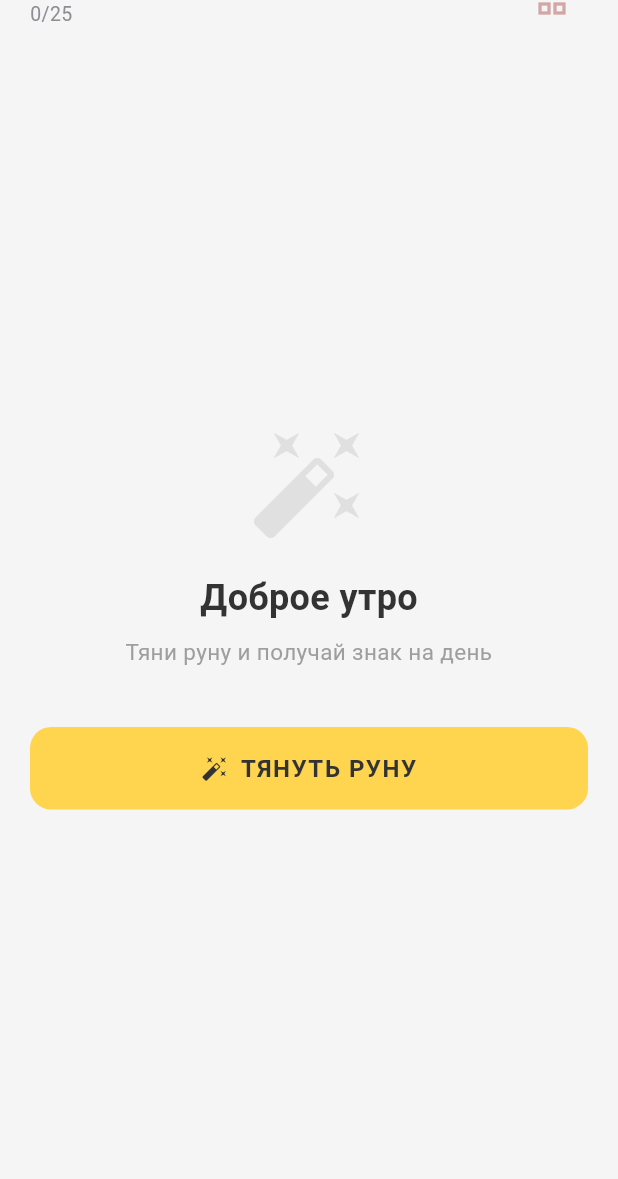
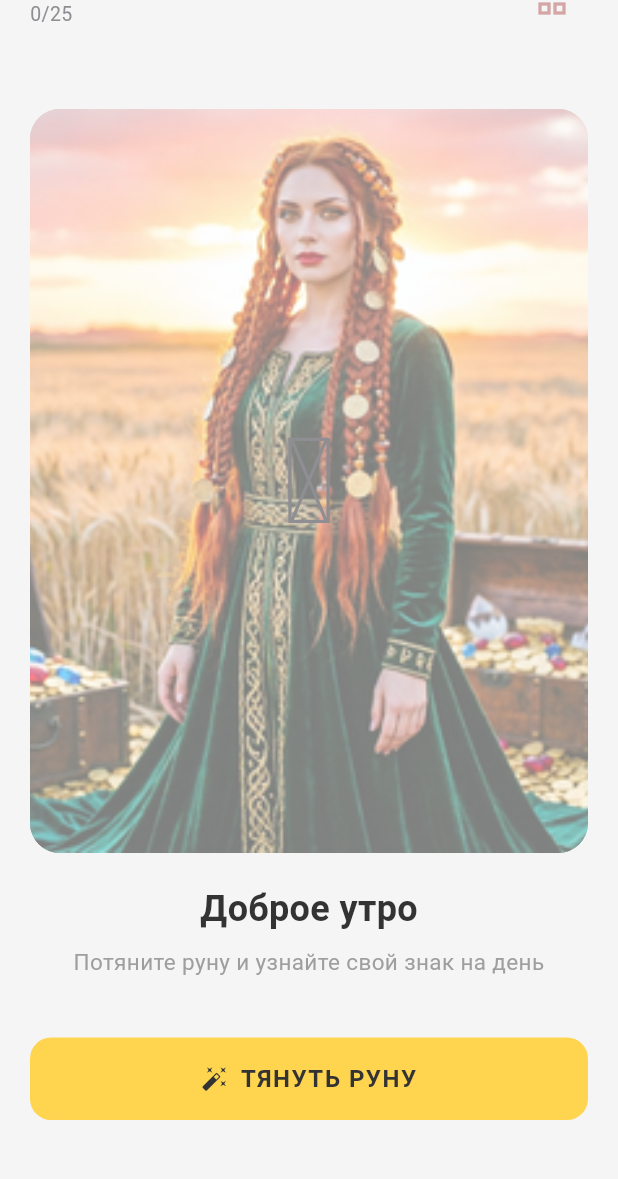
Before and after one commit to pesnagoda77/RuneMystic, a Flutter app: the screen it shows after launch, on a phone screen of 412 x 824 dp, the part 53-1232 px from its top. Run offline on Flutter 3.47's test engine with Material 3 defaults, Android fonts, the phone set to English and light mode, and no system bars; our stand-ins replace shared_preferences.

Commit message:
v1.0.4 - empty state with rune image, feminine text

```diff
--- a/lib/screens/home_screen.dart
+++ b/lib/screens/home_screen.dart
@@ -349,13 +349,39 @@ class _HomeScreenState extends State<HomeScreen>
   }
 
   Widget _buildEmptyState() {
-    return Column(
+    return SingleChildScrollView(
+      padding: const EdgeInsets.symmetric(horizontal: 20),
+      child: Column(
         mainAxisAlignment: MainAxisAlignment.center,
         children: [
-        Icon(
-          Icons.auto_fix_high,
-          size: 80,
-          color: Colors.grey.shade300,
+          const SizedBox(height: 40),
+          // Hero image placeholder
+          ClipRRect(
+            borderRadius: BorderRadius.circular(20),
+            child: AspectRatio(
+              aspectRatio: 3 / 4,
+              child: Stack(
+                fit: StackFit.expand,
+                children: [
+                  Image.asset(
+                    'assets/runes/fehu.png',
+                    fit: BoxFit.cover,
+                  ),
+                  Container(
+                    color: Colors.white.withOpacity(0.5),
+                  ),
+                  const Center(
+                    child: Text(
+                      'ᚠ',
+                      style: TextStyle(
+                        fontSize: 80,
+                        color: Color(0xFF8E8E93),
+                      ),
+                    ),
+                  ),
+                ],
+              ),
+            ),
           ),
           const SizedBox(height: 20),
           const Text(
@@ -368,7 +394,7 @@ class _HomeScreenState extends State<HomeScreen>
           ),
           const SizedBox(height: 8),
           Text(
-          'Тяни руну и получай знак на день',
+            'Потяните руну и узнайте свой знак на день',
             style: TextStyle(
               fontSize: 15,
               color: Colors.grey.shade500,
@@ -376,10 +402,8 @@ class _HomeScreenState extends State<HomeScreen>
             textAlign: TextAlign.center,
           ),
           const SizedBox(height: 40),
-        // Кнопка в empty state
-        Padding(
-          padding: const EdgeInsets.symmetric(horizontal: 20),
-          child: SizedBox(
+          // Кнопка
+          SizedBox(
             width: double.infinity,
             child: ElevatedButton(
               onPressed: _isDrawing ? null : _drawRune,
@@ -418,8 +442,9 @@ class _HomeScreenState extends State<HomeScreen>
                     ),
             ),
           ),
+          const SizedBox(height: 20),
+        ],
       ),
-      ],
     );
   }
 
```
Lines whose indentation alone changed are shown as unchanged.
